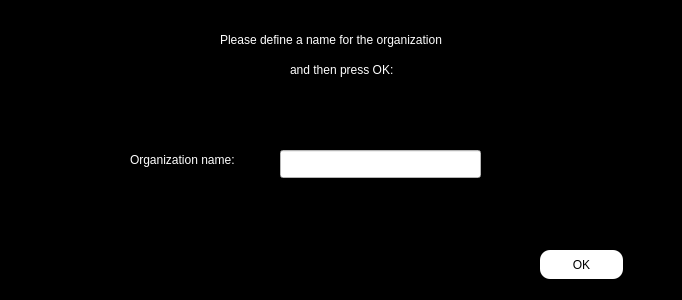
Old version of the form enter/making_organization.ui in the repository Shayanrava/APproject.
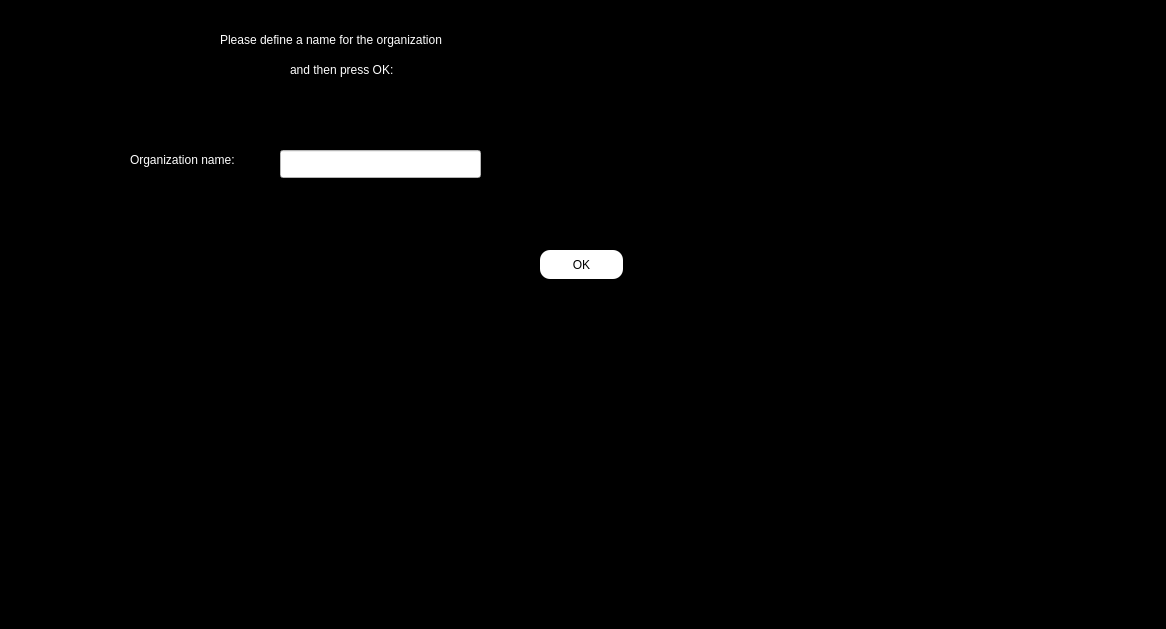
New version of the form.

```diff
--- a/enter/making_organization.ui
+++ b/enter/making_organization.ui
@@ -6,8 +6,8 @@
    <rect>
     <x>0</x>
     <y>0</y>
-    <width>682</width>
-    <height>300</height>
+    <width>1166</width>
+    <height>629</height>
    </rect>
   </property>
   <property name="windowTitle">
```
